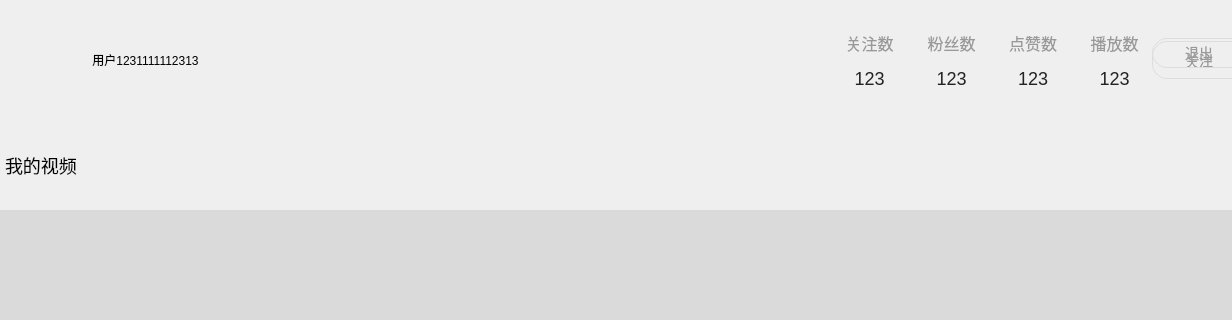
Above: VisNova/component/myPage.ui from 2932238802/VidNova before the change; both pictures show x 0 to 1232 and y 0 to 320 of the 1341 by 784 pixel window. Below: the same form after it.
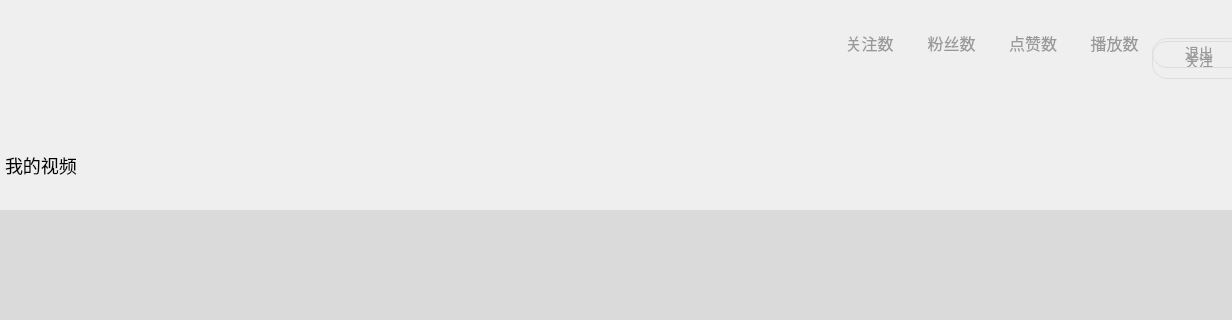
That is the form after the change. Icons and pictures are not drawn. Custom widgets are drawn as their Qt base class.

Patch:
```diff
--- a/VisNova/component/myPage.ui
+++ b/VisNova/component/myPage.ui
@@ -142,7 +142,7 @@
 }</string>
            </property>
            <property name="text">
-            <string>用户1231111112313</string>
+            <string/>
            </property>
           </widget>
          </item>
@@ -295,7 +295,7 @@
 }</string>
            </property>
            <property name="text">
-            <string>123</string>
+            <string/>
            </property>
            <property name="alignment">
             <set>Qt::AlignmentFlag::AlignCenter</set>
@@ -312,7 +312,7 @@
 }</string>
            </property>
            <property name="text">
-            <string>123</string>
+            <string/>
            </property>
            <property name="alignment">
             <set>Qt::AlignmentFlag::AlignCenter</set>
@@ -329,7 +329,7 @@
 }</string>
            </property>
            <property name="text">
-            <string>123</string>
+            <string/>
            </property>
            <property name="alignment">
             <set>Qt::AlignmentFlag::AlignCenter</set>
@@ -346,7 +346,7 @@
 }</string>
            </property>
            <property name="text">
-            <string>123</string>
+            <string/>
            </property>
            <property name="alignment">
             <set>Qt::AlignmentFlag::AlignCenter</set>
```
